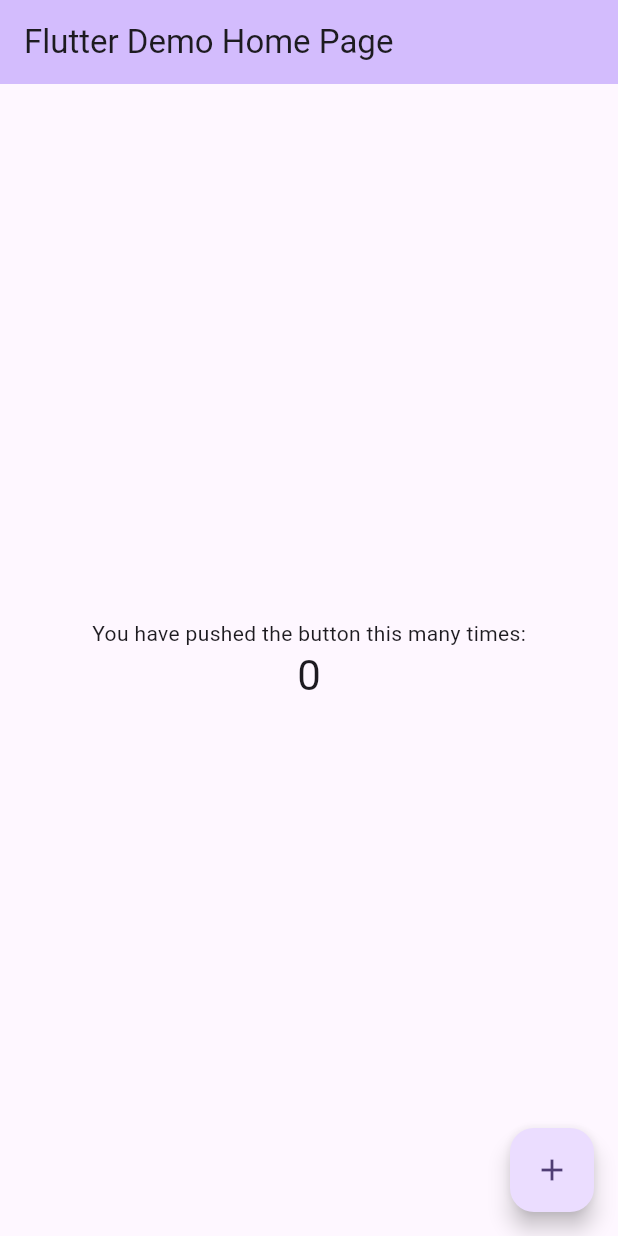
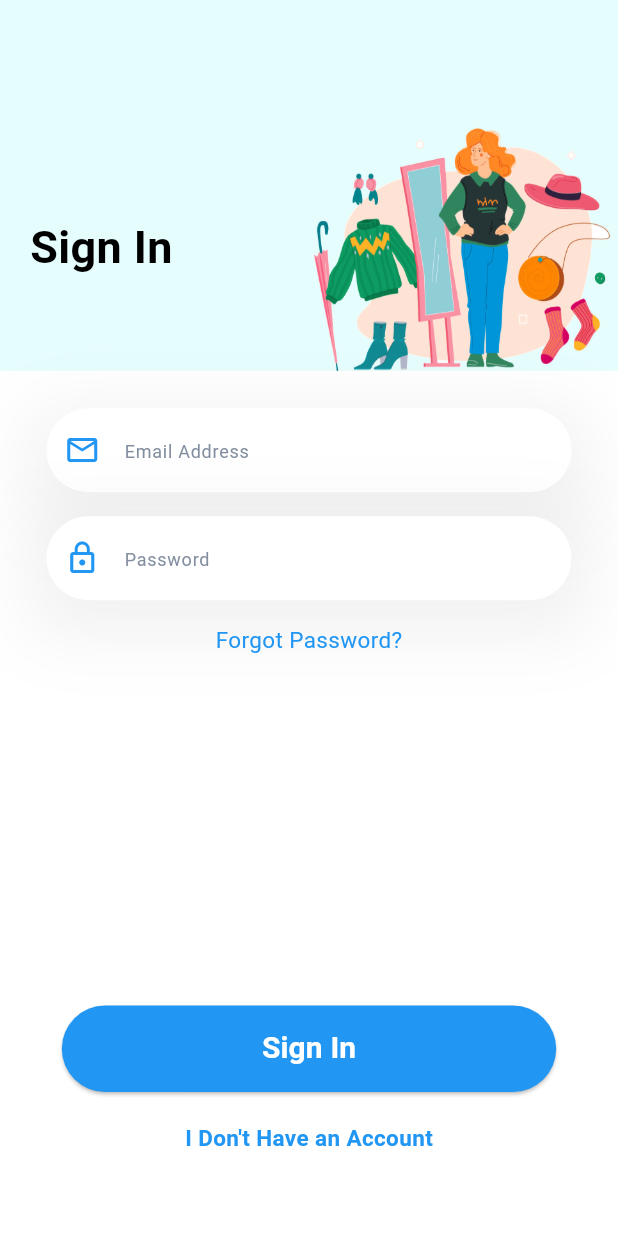
Before and after one commit to gaianardella/decla, a Flutter app: the screen it shows after launch, on a phone screen of 412 x 824 dp. Run offline on Flutter 3.47's test engine with Material 3 defaults, Android fonts, the phone set to English and light mode, and no system bars.

Commit message:
isaac add login page to project ->first structure

```diff
--- a/lib/main.dart
+++ b/lib/main.dart
@@ -1,3 +1,4 @@
+import 'package:decla/pages/login_page.dart';
 import 'package:flutter/material.dart';
 
 void main() {
@@ -13,40 +14,16 @@
     return MaterialApp(
       title: 'Flutter Demo',
       theme: ThemeData(
-        // This is the theme of your application.
-        //
-        // TRY THIS: Try running your application with "flutter run". You'll see
-        // the application has a purple toolbar. Then, without quitting the app,
-        // try changing the seedColor in the colorScheme below to Colors.green
-        // and then invoke "hot reload" (save your changes or press the "hot
-        // reload" button in a Flutter-supported IDE, or press "r" if you used
-        // the command line to start the app).
-        //
-        // Notice that the counter didn't reset back to zero; the application
-        // state is not lost during the reload. To reset the state, use hot
-        // restart instead.
-        //
-        // This works for code too, not just values: Most code changes can be
-        // tested with just a hot reload.
         colorScheme: ColorScheme.fromSeed(seedColor: Colors.deepPurple),
         useMaterial3: true,
       ),
-      home: const MyHomePage(title: 'Flutter Demo Home Page'),
+      home: LoginPage(),
     );
   }
 }
 
 class MyHomePage extends StatefulWidget {
   const MyHomePage({super.key, required this.title});
-
-  // This widget is the home page of your application. It is stateful, meaning
-  // that it has a State object (defined below) that contains fields that affect
-  // how it looks.
-
-  // This class is the configuration for the state. It holds the values (in this
-  // case the title) provided by the parent (in this case the App widget) and
-  // used by the build method of the State. Fields in a Widget subclass are
-  // always marked "final".
 
   final String title;
 
@@ -59,50 +36,19 @@
 
   void _incrementCounter() {
     setState(() {
-      // This call to setState tells the Flutter framework that something has
-      // changed in this State, which causes it to rerun the build method below
-      // so that the display can reflect the updated values. If we changed
-      // _counter without calling setState(), then the build method would not be
-      // called again, and so nothing would appear to happen.
       _counter++;
     });
   }
 
   @override
   Widget build(BuildContext context) {
-    // This method is rerun every time setState is called, for instance as done
-    // by the _incrementCounter method above.
-    //
-    // The Flutter framework has been optimized to make rerunning build methods
-    // fast, so that you can just rebuild anything that needs updating rather
-    // than having to individually change instances of widgets.
     return Scaffold(
       appBar: AppBar(
-        // TRY THIS: Try changing the color here to a specific color (to
-        // Colors.amber, perhaps?) and trigger a hot reload to see the AppBar
-        // change color while the other colors stay the same.
         backgroundColor: Theme.of(context).colorScheme.inversePrimary,
-        // Here we take the value from the MyHomePage object that was created by
-        // the App.build method, and use it to set our appbar title.
         title: Text(widget.title),
       ),
       body: Center(
-        // Center is a layout widget. It takes a single child and positions it
-        // in the middle of the parent.
         child: Column(
-          // Column is also a layout widget. It takes a list of children and
-          // arranges them vertically. By default, it sizes itself to fit its
-          // children horizontally, and tries to be as tall as its parent.
-          //
-          // Column has various properties to control how it sizes itself and
-          // how it positions its children. Here we use mainAxisAlignment to
-          // center the children vertically; the main axis here is the vertical
-          // axis because Columns are vertical (the cross axis would be
-          // horizontal).
-          //
-          // TRY THIS: Invoke "debug painting" (choose the "Toggle Debug Paint"
-          // action in the IDE, or press "p" in the console), to see the
-          // wireframe for each widget.
           mainAxisAlignment: MainAxisAlignment.center,
           children: <Widget>[
             const Text(
--- /dev/null
+++ b/lib/pages/login_page.dart
@@ -0,0 +1,151 @@
+import 'package:flutter/material.dart';
+import 'package:flutter/widgets.dart';
+import 'package:decla/widgets/rounded_circular_button.dart';
+import 'package:decla/widgets/rounded_text_form_field.dart';
+
+class LoginPage extends StatelessWidget {
+  Widget build(BuildContext context) {
+    return Scaffold(
+      resizeToAvoidBottomInset: false,
+      backgroundColor: const Color.fromRGBO(255, 255, 255, 1.0),
+      body: _buildUI(context),
+    );
+  }
+
+  Widget _buildUI(BuildContext context) {
+    return Column(
+      children: [_header(context), _loginForm(context)],
+    );
+  }
+
+  Widget _header(BuildContext context) {
+    return Container(
+      width: MediaQuery.of(context).size.width,
+      height: MediaQuery.of(context).size.height * 0.30,
+      color: const Color.fromRGBO(230, 253, 253, 1.0),
+      padding: EdgeInsets.only(top: MediaQuery.of(context).size.height * 0.10),
+      child: Row(
+        mainAxisSize: MainAxisSize.max,
+        mainAxisAlignment: MainAxisAlignment.spaceBetween,
+        crossAxisAlignment: CrossAxisAlignment.center,
+        children: [
+          const Padding(
+            padding: EdgeInsets.fromLTRB(20, 0, 0, 0),
+            child: Text(
+              "Sign In",
+              style: TextStyle(
+                  color: Colors.black,
+                  fontWeight: FontWeight.w600,
+                  fontSize: 30),
+            ),
+          ),
+          Image.asset(
+            "assets/images/my-bg.png",
+            width: MediaQuery.of(context).size.width * 0.50,
+            height: double.infinity,
+            fit: BoxFit.fill,
+          )
+        ],
+      ),
+    );
+  }
+
+  Widget _loginForm(BuildContext context) {
+    return SizedBox(
+      width: MediaQuery.of(context).size.width,
+      height: MediaQuery.of(context).size.height * 0.70,
+      child: Form(
+          child: Padding(
+        padding: const EdgeInsets.symmetric(horizontal: 10, vertical: 25),
+        child: Column(
+          mainAxisSize: MainAxisSize.max,
+          mainAxisAlignment: MainAxisAlignment.spaceBetween,
+          crossAxisAlignment: CrossAxisAlignment.center,
+          children: [
+            _formFields(context),
+            _bottomButtons(context),
+          ],
+        ),
+      )),
+    );
+  }
+
+  Widget _formFields(BuildContext context) {
+    return const SizedBox(
+      child: Column(
+        mainAxisSize: MainAxisSize.max,
+        mainAxisAlignment: MainAxisAlignment.spaceBetween,
+        crossAxisAlignment: CrossAxisAlignment.center,
+        children: [
+          RoundedTextFormField(
+              prefixIcon: Icons.email_outlined, hintText: "Email Address"),
+          SizedBox(height: 16), // Adding 16 pixels of vertical space
+          RoundedTextFormField(
+            prefixIcon: Icons.lock_outline,
+            hintText: "Password",
+            obsecureText: true,
+          ),
+          SizedBox(height: 16), // Adding 16 pixels of vertical space
+          Text(
+            "Forgot Password?",
+            style: TextStyle(color: Colors.blue, fontSize: 15),
+          )
+        ],
+      ),
+    );
+  }
+
+  Widget _bottomButtons(BuildContext context) {
+    return Column(
+      mainAxisSize: MainAxisSize.max,
+      mainAxisAlignment: MainAxisAlignment.center,
+      crossAxisAlignment: CrossAxisAlignment.center,
+      children: [
+        SizedBox(
+          width: MediaQuery.of(context).size.width * 0.80,
+          height: MediaQuery.of(context).size.height * 0.07,
+          child: const RoundedCircularButton(
+            text: "Sign In",
+          ),
+        ),
+        Padding(
+          padding: const EdgeInsets.only(top: 20, bottom: 30),
+          child: GestureDetector(
+            onTap: () {
+              Navigator.push(
+                context,
+                MaterialPageRoute(builder: (context) => SecondPage()),
+              );
+            },
+            child: const Text(
+              "I Don't Have an Account",
+              style: TextStyle(
+                  fontSize: 15,
+                  fontWeight: FontWeight.w600,
+                  color: Colors.blue),
+            ),
+          ),
+        )
+      ],
+    );
+  }
+}
+
+class SecondPage extends StatelessWidget {
+  @override
+  Widget build(BuildContext context) {
+    return Scaffold(
+      appBar: AppBar(
+        title: const Text('Second Page'),
+      ),
+      body: Center(
+        child: ElevatedButton(
+          onPressed: () {
+            Navigator.pop(context); // Go back to the previous page
+          },
+          child: const Text('Go Back'),
+        ),
+      ),
+    );
+  }
+}
--- /dev/null
+++ b/lib/widgets/rounded_circular_button.dart
@@ -0,0 +1,22 @@
+import 'package:flutter/material.dart';
+
+class RoundedCircularButton extends StatelessWidget {
+  final String text;
+
+  const RoundedCircularButton({super.key, required this.text});
+
+  @override
+  Widget build(BuildContext context) {
+    return ElevatedButton(
+        onPressed: () {},
+        style: ElevatedButton.styleFrom(
+            backgroundColor: Colors.blue,
+            shape: RoundedRectangleBorder(
+                borderRadius: BorderRadius.circular(100))),
+        child: Text(
+          text,
+          style: const TextStyle(
+              color: Colors.white, fontSize: 20, fontWeight: FontWeight.w600),
+        ));
+  }
+}
--- /dev/null
+++ b/lib/widgets/rounded_text_form_field.dart
@@ -0,0 +1,51 @@
+import 'package:flutter/material.dart';
+
+class RoundedTextFormField extends StatelessWidget {
+  final String hintText;
+  final IconData prefixIcon;
+  final bool obsecureText;
+
+  const RoundedTextFormField(
+      {super.key,
+      required this.prefixIcon,
+      required this.hintText,
+      this.obsecureText = false});
+
+  @override
+  Widget build(BuildContext context) {
+    return Container(
+      width: MediaQuery.of(context).size.width * 0.85,
+      decoration: const BoxDecoration(
+        boxShadow: [
+          BoxShadow(
+              color: Color.fromRGBO(67, 71, 77, 0.08),
+              spreadRadius: 10,
+              blurRadius: 40,
+              offset: Offset(0, 12))
+        ],
+      ),
+      child: Center(
+        child: Container(
+          decoration: const BoxDecoration(
+              color: Colors.white,
+              borderRadius: BorderRadius.all(Radius.circular(50))),
+          child: TextFormField(
+            obscureText: obsecureText,
+            decoration: InputDecoration(
+              prefixIcon: Icon(
+                prefixIcon,
+                color: Colors.blue,
+              ),
+              border: const OutlineInputBorder(borderSide: BorderSide.none),
+              hintText: hintText,
+              hintStyle: TextStyle(
+                fontSize: 12,
+                color: Color.fromRGBO(131, 143, 160, 100),
+              ),
+            ),
+          ),
+        ),
+      ),
+    );
+  }
+}
--- a/pubspec.yaml
+++ b/pubspec.yaml
@@ -59,8 +59,8 @@ flutter:
   uses-material-design: true
 
   # To add assets to your application, add an assets section, like this:
-  # assets:
-  #   - images/a_dot_burr.jpeg
+  assets:
+      - assets/images/
   #   - images/a_dot_ham.jpeg
 
   # An image asset can refer to one or more resolution-specific "variants", see
```
Also changed, not shown: assets/images/my-bg.png (added), 1 other file.
